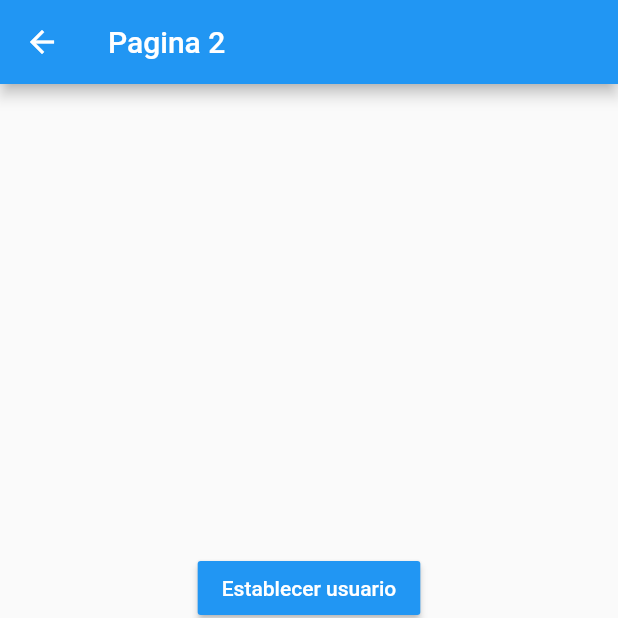
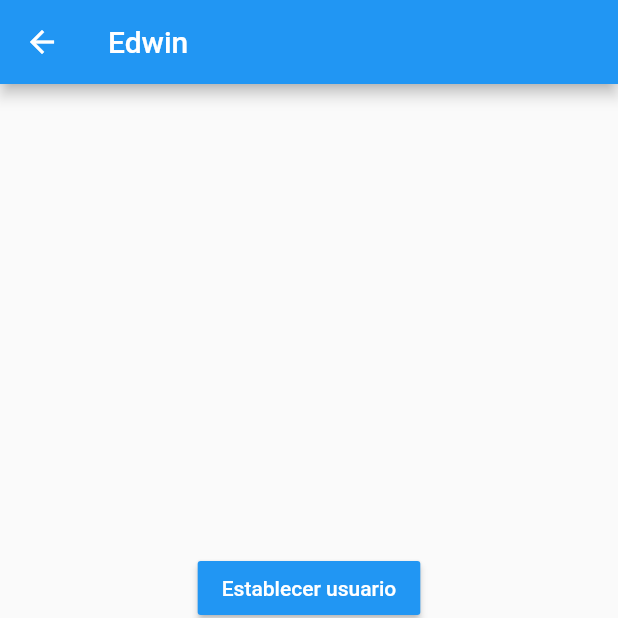
Before and after one commit to edgon85/estados-en-flutter, a Flutter app: the Pagina2Page screen opened by its route, after a tap on "Establecer usuario", on a phone screen of 412 x 824 dp, the top half of it. Run offline on Flutter 3.47's test engine with Material 2 defaults, Android fonts, the phone set to English and light mode, and no system bars.

Commit message:
varios listeners

```diff
--- a/lib/pages/page2_page.dart
+++ b/lib/pages/page2_page.dart
@@ -9,7 +9,13 @@ class Pagina2Page extends StatelessWidget {
   Widget build(BuildContext context) {
     return Scaffold(
       appBar: AppBar(
-        title: Text('Pagina 2'),
+        title: StreamBuilder<Usuario>(
+            stream: usuarioService.usuarioStream,
+            builder: (context, snapshot) {
+              return snapshot.hasData
+                  ? Text(snapshot.data.nombre)
+                  : Text('Pagina 2');
+            }),
       ),
       body: Center(
         child: Column(
--- a/lib/serivices/usuario_services.dart
+++ b/lib/serivices/usuario_services.dart
@@ -6,7 +6,7 @@ class _UsuarioService {
   Usuario _usuario;
 
   StreamController<Usuario> _usuarioStreamController =
-      new StreamController<Usuario>();
+      new StreamController<Usuario>.broadcast();
 
   Usuario get usuario => this._usuario;
 
@@ -32,6 +32,9 @@ class _UsuarioService {
   }
   /* ============================================ */
 
+  dispose() {
+    _usuarioStreamController?.close();
+  }
 }
 
 final usuarioService = new _UsuarioService();
```
